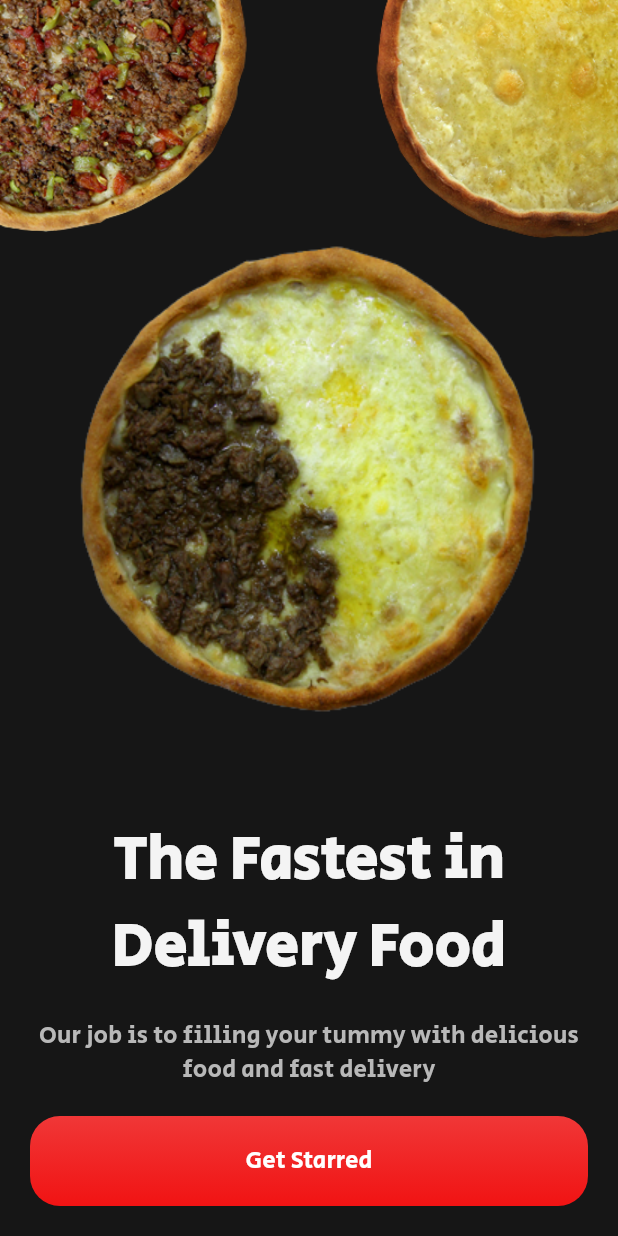
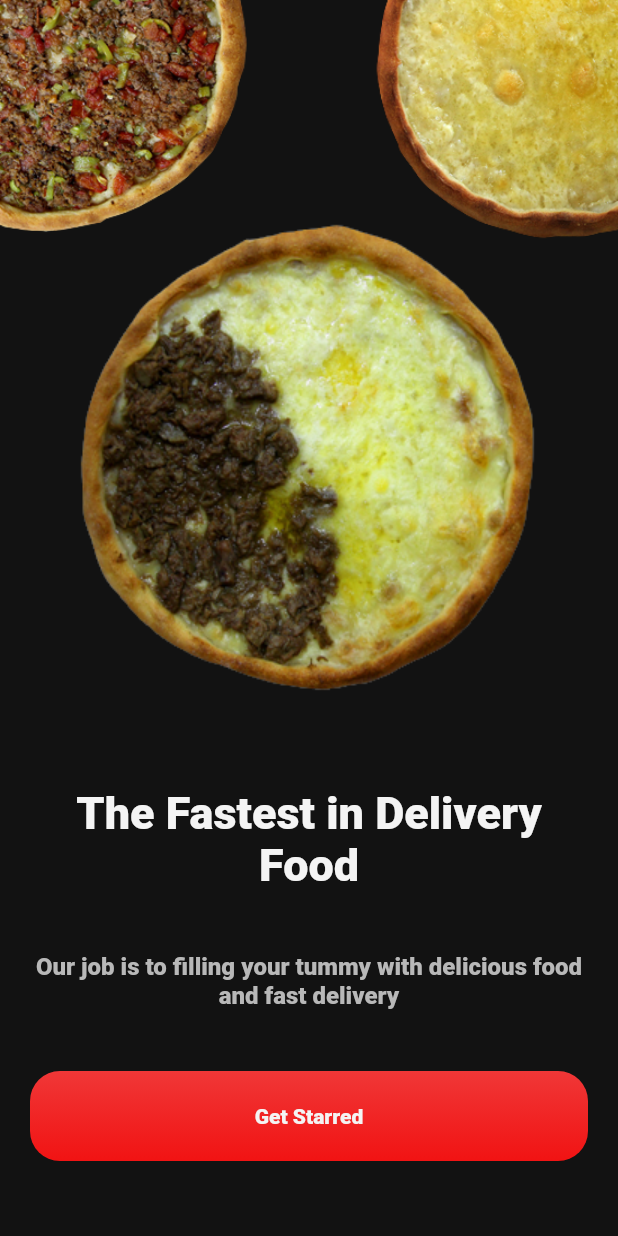
Before and after one commit to ernklyc/flutter_turkish_food_app_ui, a Flutter app: the screen it shows after launch, on a phone screen of 412 x 824 dp. Run offline on Flutter 3.47's test engine with Material 2 defaults, Android fonts, the phone set to English and light mode, and no system bars.

Commit message:
Home Page Update

```diff
--- a/flutter_turkish_food_app_ui/lib/pages/home_page.dart
+++ b/flutter_turkish_food_app_ui/lib/pages/home_page.dart
@@ -12,77 +12,48 @@ class _HomePageState extends State<HomePage> {
   @override
   Widget build(BuildContext context) {
     return Scaffold(
-      backgroundColor: const Color.fromARGB(255, 22, 22, 22),
+      backgroundColor: ProjectColor().backgroundColor,
       body: Column(
         children: [
           Expanded(
             flex: 7,
             child: Stack(
-              children: [
-                Padding(
-                  padding: const EdgeInsets.symmetric(vertical: 40),
-                  child: Container(
-                    alignment: Alignment.bottomCenter,
-                    child: SizedBox(
-                      child: Image.asset(
-                        'assets/png/kp.png',
+              children: const [
+                HomePageImage(
+                  imageHeight: 470,
+                  mainImage: 'assets/png/kp.png',
+                  imageAligment: Alignment.bottomCenter,
                 ),
+                HomePageImage(
+                  imageHeight: 250,
+                  mainImage: 'assets/png/k.png',
+                  imageAligment: Alignment.topLeft,
                 ),
-                  ),
-                ),
-                Container(
-                  alignment: Alignment.topLeft,
-                  child: SizedBox(
-                    height: 250,
-                    child: Image.asset('assets/png/k.png'),
-                  ),
-                ),
-                Container(
-                  alignment: Alignment.topRight,
-                  child: SizedBox(
-                    height: 225,
-                    child: Image.asset(
-                      'assets/png/p.png',
-                    ),
-                  ),
+                HomePageImage(
+                  imageHeight: 225,
+                  mainImage: 'assets/png/p.png',
+                  imageAligment: Alignment.topRight,
                 ),
               ],
             ),
           ),
-          //--------------------------------------------------------------------
           Expanded(
             flex: 4,
-            child: Padding(
-              padding: const EdgeInsets.symmetric(vertical: 20),
             child: Column(
               mainAxisAlignment: MainAxisAlignment.spaceBetween,
               children: [
-                  SizedBox(
-                    child: Text(
-                      "The Fastest in Delivery Food",
-                      textAlign: TextAlign.center,
-                      style:
-                          Theme.of(context).textTheme.headlineMedium?.copyWith(
-                                color: const Color.fromARGB(255, 244, 244, 244),
-                                fontWeight: FontWeight.w700,
-                                fontSize: 40,
-                                fontFamily: 'SecularOne',
+                CustomText(
+                  textPadding: ProjectPaddding().textHeadPadding,
+                  headText: ProjectText().headTextHP,
+                  textColor: ProjectColor().textHeadColor,
+                  textWeight: FontWeight.w700,
+                  fontSize: 30,
                 ),
-                    ),
-                  ),
-                  SizedBox(
-                    child: Padding(
-                      padding: const EdgeInsets.symmetric(horizontal: 20),
-                      child: Text(
-                        "Our job is to filling your tummy with delicious food and fast delivery",
-                        textAlign: TextAlign.center,
-                        style: Theme.of(context).textTheme.titleSmall?.copyWith(
-                              color: const Color.fromARGB(255, 184, 184, 184),
-                              fontFamily: 'SecularOne',
+                CustomText(
+                  textPadding: ProjectPaddding().projectTextPadding,
+                  headText: ProjectText().text,
+                  textColor: ProjectColor().textColor,
                   fontSize: 16,
-                            ),
-                      ),
-                    ),
                 ),
                 GestureDetector(
                   onTap: () {
@@ -94,36 +65,17 @@ class _HomePageState extends State<HomePage> {
                       ),
                     );
                   },
-                    child: Padding(
-                      padding: const EdgeInsets.symmetric(horizontal: 20),
-                      child: Container(
-                        height: 60,
-                        decoration: BoxDecoration(
-                          borderRadius: BorderRadius.circular(20),
-                          gradient: const LinearGradient(
-                            begin: Alignment.topCenter,
-                            end: Alignment.bottomCenter,
-                            colors: [
-                              Color.fromARGB(255, 240, 55, 55),
-                              Color.fromARGB(255, 241, 19, 19)
-                            ],
-                          ),
-                        ),
-                        child: const Center(
-                          child: Text(
-                            'Get Starred',
-                            style: TextStyle(
-                              fontSize: 16.0,
-                              color: Colors.white,
-                              fontFamily: 'SecularOne',
-                            ),
-                          ),
-                        ),
-                      ),
+                  child: Button(
+                    buttonPadding: ProjectPaddding().buttonPadding,
+                    buttonHeight: 60,
+                    buttonCircular: CustomBorderRadius().buttonCircular,
+                    buttonColor: ProjectColor().textHeadColor,
+                    buttonDownColor: GradietButtonColor().downColor,
+                    buttonUpColor: GradietButtonColor().upColor,
+                    buttonText: ProjectText().buttonText,
                   ),
                 ),
               ],
-              ),
             ),
           ),
         ],
@@ -131,3 +83,146 @@ class _HomePageState extends State<HomePage> {
     );
   }
 }
+
+class Button extends StatelessWidget {
+  const Button({
+    super.key,
+    required this.buttonPadding,
+    required this.buttonHeight,
+    required this.buttonUpColor,
+    required this.buttonDownColor,
+    required this.buttonCircular,
+    required this.buttonText,
+    required this.buttonColor,
+  });
+
+  final EdgeInsets buttonPadding;
+  final double buttonHeight;
+  final Color buttonUpColor;
+  final Color buttonDownColor;
+  final BorderRadius buttonCircular;
+  final String buttonText;
+  final Color buttonColor;
+
+  @override
+  Widget build(BuildContext context) {
+    return Padding(
+      padding: buttonPadding,
+      child: Container(
+        height: buttonHeight,
+        decoration: BoxDecoration(
+          borderRadius: buttonCircular,
+          gradient: LinearGradient(
+            begin: Alignment.topCenter,
+            end: Alignment.bottomCenter,
+            colors: [
+              buttonUpColor,
+              buttonDownColor,
+            ],
+          ),
+        ),
+        child: Center(
+          child: Text(
+            buttonText,
+            style: TextStyle(
+              color: buttonColor,
+              fontFamily: FontFamily().fontFamily,
+            ),
+          ),
+        ),
+      ),
+    );
+  }
+}
+
+class CustomText extends StatelessWidget {
+  const CustomText({
+    super.key,
+    required this.headText,
+    required this.textColor,
+    required this.fontSize,
+    required this.textPadding,
+    this.textWeight,
+  });
+
+  final String headText;
+  final Color textColor;
+  final FontWeight? textWeight;
+  final double fontSize;
+  final EdgeInsets textPadding;
+
+  @override
+  Widget build(BuildContext context) {
+    return SizedBox(
+      child: Padding(
+        padding: textPadding,
+        child: Text(
+          headText,
+          textAlign: TextAlign.center,
+          style: Theme.of(context).textTheme.headlineMedium?.copyWith(
+                color: textColor,
+                fontWeight: textWeight,
+                fontSize: fontSize,
+                fontFamily: FontFamily().fontFamily,
+              ),
+        ),
+      ),
+    );
+  }
+}
+
+class HomePageImage extends StatelessWidget {
+  const HomePageImage({
+    super.key,
+    required this.mainImage,
+    required this.imageAligment,
+    this.imageHeight,
+  });
+
+  final String mainImage;
+  final Alignment imageAligment;
+  final double? imageHeight;
+
+  @override
+  Widget build(BuildContext context) {
+    return Container(
+      height: imageHeight,
+      alignment: imageAligment,
+      child: Image.asset(mainImage),
+    );
+  }
+}
+
+class ProjectPaddding {
+  final EdgeInsets textHeadPadding = const EdgeInsets.symmetric(horizontal: 50);
+  final EdgeInsets projectTextPadding =
+      const EdgeInsets.symmetric(horizontal: 20);
+  final EdgeInsets buttonPadding =
+      const EdgeInsets.only(left: 20, right: 20, bottom: 50);
+}
+
+class ProjectColor {
+  final Color backgroundColor = const Color.fromARGB(255, 18, 18, 18);
+  final Color textHeadColor = const Color.fromARGB(255, 244, 244, 244);
+  final Color textColor = const Color.fromARGB(255, 184, 184, 184);
+}
+
+class GradietButtonColor {
+  final Color upColor = Color.fromARGB(255, 240, 55, 55);
+  final Color downColor = Color.fromARGB(255, 241, 19, 19);
+}
+
+class ProjectText {
+  final String buttonText = 'Get Starred';
+  final String headTextHP = "The Fastest in Delivery Food";
+  final String text =
+      "Our job is to filling your tummy with delicious food and fast delivery";
+}
+
+class FontFamily {
+  final String fontFamily = 'Roboto';
+}
+
+class CustomBorderRadius {
+  final BorderRadius buttonCircular = BorderRadius.circular(20);
+}
--- a/flutter_turkish_food_app_ui/pubspec.yaml
+++ b/flutter_turkish_food_app_ui/pubspec.yaml
@@ -75,9 +75,9 @@ flutter:
   # list giving the asset and other descriptors for the font. For
   # example:
   fonts:
-    - family: SecularOne
+    - family: Roboto
       fonts:
-        - asset: fonts/SecularOne-Regular.ttf
+        - asset: fonts/Roboto-Black.ttf
   #       - asset: fonts/Schyler-Italic.ttf
   #         style: italic
   #   - family: Trajan Pro
```
Also changed, not shown: flutter_turkish_food_app_ui/assets/png/kkp.png (deleted), flutter_turkish_food_app_ui/fonts/Roboto-Black.ttf (added), flutter_turkish_food_app_ui/fonts/SecularOne-Regular.ttf (deleted), flutter_turkish_food_app_ui/lib/product/lang/langue_item.dart (added), flutter_turkish_food_app_ui/lib/product/note.txt (added). Lines whose indentation alone changed are shown as unchanged.
